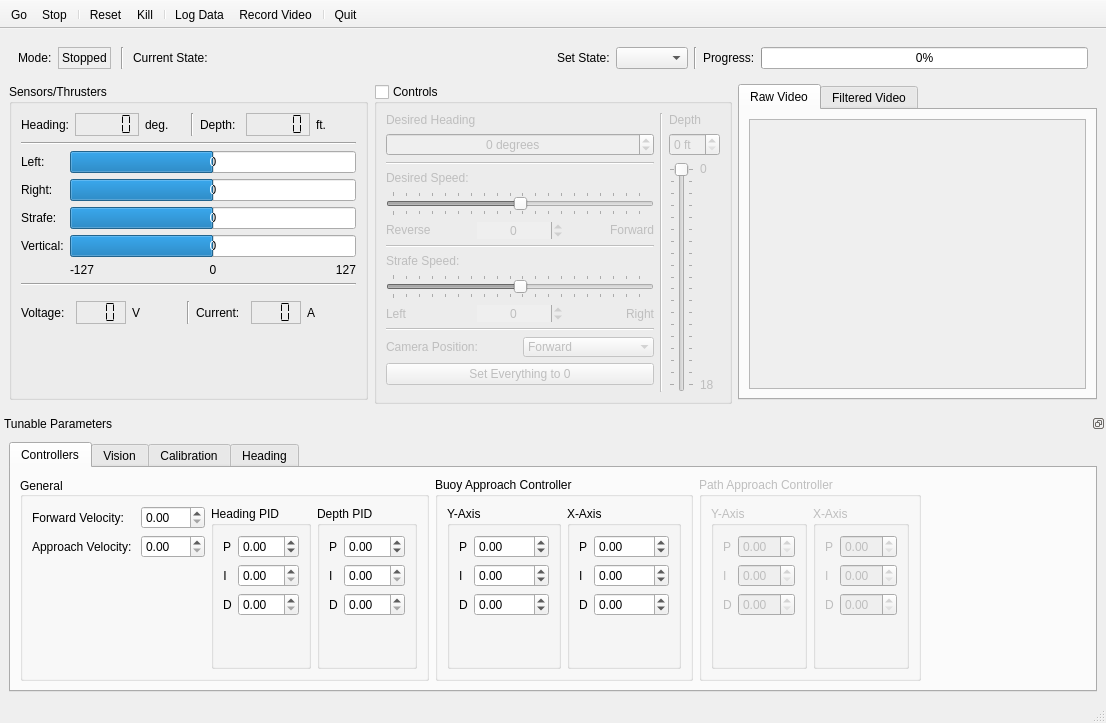
This is dashboard/dashboard.ui in mtboswell/mtboswell-auvc2 as Qt 5 draws it before an edit. The edited form follows.
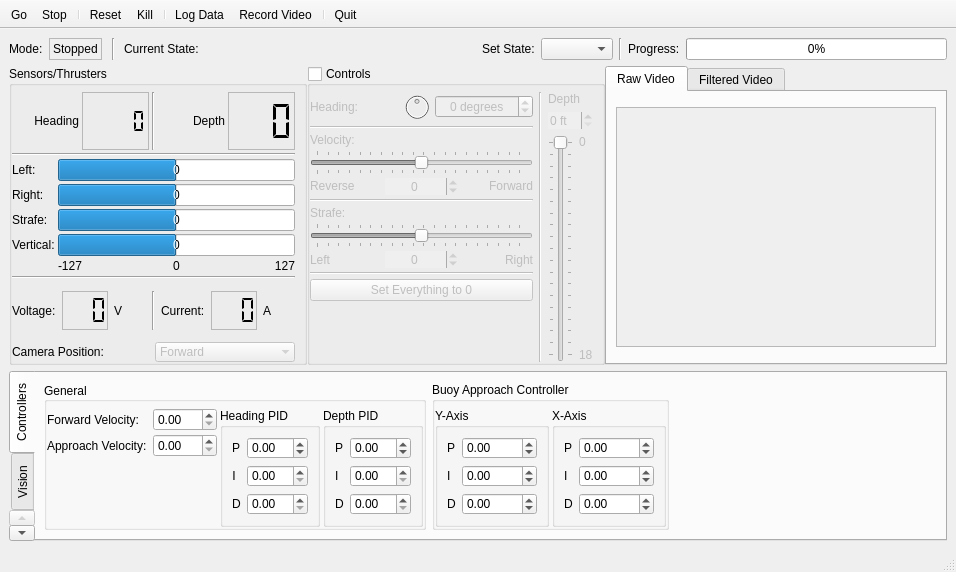
This is the edited form.

Diff of the .ui file:
```diff
--- a/dashboard/dashboard.ui
+++ b/dashboard/dashboard.ui
@@ -7,20 +7,26 @@
    <rect>
     <x>0</x>
     <y>0</y>
-    <width>1106</width>
-    <height>723</height>
+    <width>956</width>
+    <height>572</height>
    </rect>
   </property>
   <property name="sizePolicy">
-   <sizepolicy hsizetype="MinimumExpanding" vsizetype="Minimum">
+   <sizepolicy hsizetype="MinimumExpanding" vsizetype="MinimumExpanding">
     <horstretch>0</horstretch>
     <verstretch>0</verstretch>
    </sizepolicy>
   </property>
   <property name="minimumSize">
    <size>
-    <width>1024</width>
-    <height>600</height>
+    <width>0</width>
+    <height>0</height>
+   </size>
+  </property>
+  <property name="maximumSize">
+   <size>
+    <width>10000</width>
+    <height>10000</height>
    </size>
   </property>
   <property name="windowTitle">
@@ -37,6 +43,9 @@
     <item>
      <widget class="QWidget" name="widget" native="true">
       <layout class="QHBoxLayout" name="horizontalLayout_10">
+       <property name="margin">
+        <number>0</number>
+       </property>
        <item>
         <widget class="QLabel" name="label_17">
          <property name="text">
@@ -146,6 +155,9 @@
     </item>
     <item>
      <layout class="QHBoxLayout" name="controlsLayout">
+      <property name="spacing">
+       <number>0</number>
+      </property>
       <item>
        <widget class="QGroupBox" name="statusGroupBox">
         <property name="sizePolicy">
@@ -173,12 +185,30 @@
          <bool>false</bool>
         </property>
         <layout class="QVBoxLayout" name="verticalLayout_6">
+         <property name="spacing">
+          <number>3</number>
+         </property>
+         <property name="leftMargin">
+          <number>0</number>
+         </property>
+         <property name="topMargin">
+          <number>6</number>
+         </property>
+         <property name="bottomMargin">
+          <number>0</number>
+         </property>
          <item>
           <layout class="QHBoxLayout" name="horizontalLayout">
+           <property name="spacing">
+            <number>3</number>
+           </property>
            <item>
             <widget class="QLabel" name="headingLabel">
              <property name="text">
-              <string>Heading:</string>
+              <string>Heading</string>
+             </property>
+             <property name="alignment">
+              <set>Qt::AlignRight|Qt::AlignTrailing|Qt::AlignVCenter</set>
              </property>
             </widget>
            </item>
@@ -195,13 +225,6 @@
              </property>
             </widget>
            </item>
-           <item>
-            <widget class="QLabel" name="label_18">
-             <property name="text">
-              <string>deg.</string>
-             </property>
-            </widget>
-           </item>
            <item>
             <widget class="Line" name="line_3">
              <property name="orientation">
@@ -212,7 +235,10 @@
            <item>
             <widget class="QLabel" name="depthLabel">
              <property name="text">
-              <string>Depth:</string>
+              <string>Depth</string>
+             </property>
+             <property name="alignment">
+              <set>Qt::AlignRight|Qt::AlignTrailing|Qt::AlignVCenter</set>
              </property>
             </widget>
            </item>
@@ -227,6 +253,9 @@
              <property name="smallDecimalPoint">
               <bool>false</bool>
              </property>
+             <property name="numDigits">
+              <number>3</number>
+             </property>
              <property name="segmentStyle">
               <enum>QLCDNumber::Flat</enum>
              </property>
@@ -235,13 +264,6 @@
              </property>
             </widget>
            </item>
-           <item>
-            <widget class="QLabel" name="label_20">
-             <property name="text">
-              <string>ft.</string>
-             </property>
-            </widget>
-           </item>
           </layout>
          </item>
          <item>
@@ -256,6 +278,9 @@
            <property name="fieldGrowthPolicy">
             <enum>QFormLayout::AllNonFixedFieldsGrow</enum>
            </property>
+           <property name="horizontalSpacing">
+            <number>3</number>
+           </property>
            <item row="1" column="0">
             <widget class="QLabel" name="label_12">
              <property name="text">
@@ -486,17 +511,40 @@
           </widget>
          </item>
          <item>
-          <spacer name="verticalSpacer_2">
-           <property name="orientation">
-            <enum>Qt::Vertical</enum>
-           </property>
-           <property name="sizeHint" stdset="0">
-            <size>
-             <width>20</width>
-             <height>40</height>
-            </size>
-           </property>
-          </spacer>
+          <layout class="QHBoxLayout" name="horizontalLayout_7">
+           <item>
+            <widget class="QLabel" name="label_19">
+             <property name="text">
+              <string>Camera Position:</string>
+             </property>
+            </widget>
+           </item>
+           <item>
+            <widget class="QComboBox" name="cameraPosComboBox">
+             <property name="enabled">
+              <bool>false</bool>
+             </property>
+             <property name="frame">
+              <bool>false</bool>
+             </property>
+             <item>
+              <property name="text">
+               <string>Forward</string>
+              </property>
+             </item>
+             <item>
+              <property name="text">
+               <string>Up</string>
+              </property>
+             </item>
+             <item>
+              <property name="text">
+               <string>Down</string>
+              </property>
+             </item>
+            </widget>
+           </item>
+          </layout>
          </item>
         </layout>
        </widget>
@@ -507,7 +555,7 @@
          <bool>true</bool>
         </property>
         <property name="sizePolicy">
-         <sizepolicy hsizetype="Expanding" vsizetype="Expanding">
+         <sizepolicy hsizetype="Expanding" vsizetype="Minimum">
           <horstretch>0</horstretch>
           <verstretch>0</verstretch>
          </sizepolicy>
@@ -515,12 +563,15 @@
         <property name="minimumSize">
          <size>
           <width>0</width>
-          <height>320</height>
+          <height>0</height>
          </size>
         </property>
         <property name="title">
          <string>Controls</string>
         </property>
+        <property name="flat">
+         <bool>false</bool>
+        </property>
         <property name="checkable">
          <bool>true</bool>
         </property>
@@ -528,6 +579,15 @@
          <bool>false</bool>
         </property>
         <layout class="QGridLayout" name="gridLayout">
+         <property name="leftMargin">
+          <number>0</number>
+         </property>
+         <property name="topMargin">
+          <number>6</number>
+         </property>
+         <property name="bottomMargin">
+          <number>0</number>
+         </property>
          <item row="0" column="2">
           <layout class="QVBoxLayout" name="desiredDepthVerticalLayout">
            <item>
@@ -539,6 +599,9 @@
            </item>
            <item>
             <widget class="QSpinBox" name="desiredDepthSpinBox">
+             <property name="frame">
+              <bool>false</bool>
+             </property>
              <property name="suffix">
               <string> ft</string>
              </property>
@@ -604,6 +667,11 @@
          </item>
          <item row="0" column="0">
           <layout class="QVBoxLayout" name="desiredHeadingSpeedVerticalLayout">
+           <property name="spacing">
+            <number>3</number>
+           </property>
+           <item>
+            <layout class="QHBoxLayout" name="horizontalLayout_17">
            <item>
             <widget class="QLabel" name="desiredHeadingLabel">
              <property name="sizePolicy">
@@ -613,7 +681,26 @@
               </sizepolicy>
              </property>
              <property name="text">
-              <string>Desired Heading</string>
+                <string>Heading:</string>
+               </property>
+              </widget>
+             </item>
+             <item>
+              <widget class="QDial" name="dial">
+               <property name="maximumSize">
+                <size>
+                 <width>30</width>
+                 <height>30</height>
+                </size>
+               </property>
+               <property name="minimum">
+                <number>-180</number>
+               </property>
+               <property name="maximum">
+                <number>180</number>
+               </property>
+               <property name="singleStep">
+                <number>5</number>
              </property>
             </widget>
            </item>
@@ -634,13 +721,27 @@
              <property name="suffix">
               <string> degrees</string>
              </property>
+               <property name="minimum">
+                <number>-180</number>
+               </property>
              <property name="maximum">
-              <number>359</number>
-             </property>
-            </widget>
+                <number>180</number>
+               </property>
+               <property name="singleStep">
+                <number>5</number>
+               </property>
+              </widget>
+             </item>
+            </layout>
            </item>
            <item>
             <widget class="Line" name="line_6">
+             <property name="minimumSize">
+              <size>
+               <width>0</width>
+               <height>5</height>
+              </size>
+             </property>
              <property name="orientation">
               <enum>Qt::Horizontal</enum>
              </property>
@@ -655,7 +756,7 @@
               </sizepolicy>
              </property>
              <property name="text">
-              <string>Desired Speed:</string>
+              <string>Velocity:</string>
              </property>
             </widget>
            </item>
@@ -741,6 +842,12 @@
            </item>
            <item>
             <widget class="Line" name="line_7">
+             <property name="minimumSize">
+              <size>
+               <width>0</width>
+               <height>5</height>
+              </size>
+             </property>
              <property name="orientation">
               <enum>Qt::Horizontal</enum>
              </property>
@@ -748,8 +855,14 @@
            </item>
            <item>
             <widget class="QLabel" name="label_28">
+             <property name="sizePolicy">
+              <sizepolicy hsizetype="Preferred" vsizetype="Fixed">
+               <horstretch>0</horstretch>
+               <verstretch>0</verstretch>
+              </sizepolicy>
+             </property>
              <property name="text">
-              <string>Strafe Speed:</string>
+              <string>Strafe:</string>
              </property>
             </widget>
            </item>
@@ -774,8 +887,17 @@
            </item>
            <item>
             <layout class="QHBoxLayout" name="horizontalLayout_14">
+             <property name="spacing">
+              <number>3</number>
+             </property>
              <item>
               <widget class="QLabel" name="label_30">
+               <property name="maximumSize">
+                <size>
+                 <width>16777215</width>
+                 <height>20</height>
+                </size>
+               </property>
                <property name="text">
                 <string>Left</string>
                </property>
@@ -799,6 +921,12 @@
              </item>
              <item>
               <widget class="QLabel" name="label_29">
+               <property name="maximumSize">
+                <size>
+                 <width>16777215</width>
+                 <height>20</height>
+                </size>
+               </property>
                <property name="text">
                 <string>Right</string>
                </property>
@@ -811,47 +939,17 @@
            </item>
            <item>
             <widget class="Line" name="line_8">
+             <property name="minimumSize">
+              <size>
+               <width>0</width>
+               <height>5</height>
+              </size>
+             </property>
              <property name="orientation">
               <enum>Qt::Horizontal</enum>
              </property>
             </widget>
            </item>
-           <item>
-            <layout class="QHBoxLayout" name="horizontalLayout_7">
-             <item>
-              <widget class="QLabel" name="label_19">
-               <property name="text">
-                <string>Camera Position:</string>
-               </property>
-              </widget>
-             </item>
-             <item>
-              <widget class="QComboBox" name="cameraPosComboBox">
-               <property name="enabled">
-                <bool>false</bool>
-               </property>
-               <property name="frame">
-                <bool>false</bool>
-               </property>
-               <item>
-                <property name="text">
-                 <string>Forward</string>
-                </property>
-               </item>
-               <item>
-                <property name="text">
-                 <string>Up</string>
-                </property>
-               </item>
-               <item>
-                <property name="text">
-                 <string>Down</string>
-                </property>
-               </item>
-              </widget>
-             </item>
-            </layout>
-           </item>
            <item>
             <widget class="QPushButton" name="setAllZeroButton">
              <property name="text">
@@ -886,15 +984,54 @@
       </item>
       <item>
        <widget class="QTabWidget" name="tabWidget">
+        <property name="sizePolicy">
+         <sizepolicy hsizetype="Minimum" vsizetype="Minimum">
+          <horstretch>0</horstretch>
+          <verstretch>0</verstretch>
+         </sizepolicy>
+        </property>
         <property name="minimumSize">
          <size>
           <width>0</width>
-          <height>290</height>
+          <height>0</height>
          </size>
         </property>
+        <property name="maximumSize">
+         <size>
+          <width>350</width>
+          <height>300</height>
+         </size>
+        </property>
+        <property name="sizeIncrement">
+         <size>
+          <width>320</width>
+          <height>240</height>
+         </size>
+        </property>
+        <property name="tabPosition">
+         <enum>QTabWidget::North</enum>
+        </property>
         <property name="currentIndex">
          <number>0</number>
         </property>
+        <property name="iconSize">
+         <size>
+          <width>0</width>
+          <height>0</height>
+         </size>
+        </property>
+        <property name="elideMode">
+         <enum>Qt::ElideNone</enum>
+        </property>
+        <property name="usesScrollButtons">
+         <bool>false</bool>
+        </property>
+        <property name="documentMode">
+         <bool>false</bool>
+        </property>
+        <property name="movable">
+         <bool>false</bool>
+        </property>
         <widget class="QWidget" name="videoTab">
          <attribute name="title">
           <string>Raw Video</string>
@@ -903,7 +1040,7 @@
           <item>
            <widget class="QLabel" name="videoLabel">
             <property name="sizePolicy">
-             <sizepolicy hsizetype="MinimumExpanding" vsizetype="MinimumExpanding">
+             <sizepolicy hsizetype="Fixed" vsizetype="Fixed">
               <horstretch>0</horstretch>
               <verstretch>0</verstretch>
              </sizepolicy>
@@ -916,8 +1053,14 @@
             </property>
             <property name="maximumSize">
              <size>
-              <width>640</width>
-              <height>480</height>
+              <width>320</width>
+              <height>240</height>
+             </size>
+            </property>
+            <property name="sizeIncrement">
+             <size>
+              <width>0</width>
+              <height>0</height>
              </size>
             </property>
             <property name="toolTip">
@@ -987,86 +1130,32 @@
       </item>
      </layout>
     </item>
-   </layout>
-  </widget>
-  <widget class="QStatusBar" name="statusbar"/>
-  <widget class="QToolBar" name="toolBar">
-   <property name="windowTitle">
-    <string>toolBar</string>
-   </property>
-   <property name="movable">
-    <bool>false</bool>
-   </property>
-   <property name="floatable">
-    <bool>false</bool>
-   </property>
-   <attribute name="toolBarArea">
-    <enum>TopToolBarArea</enum>
-   </attribute>
-   <attribute name="toolBarBreak">
-    <bool>false</bool>
-   </attribute>
-   <addaction name="actionGo"/>
-   <addaction name="actionStop"/>
-   <addaction name="separator"/>
-   <addaction name="actionReset"/>
-   <addaction name="actionKill"/>
-   <addaction name="separator"/>
-   <addaction name="actionLogData"/>
-   <addaction name="actionRecord_Video"/>
-   <addaction name="separator"/>
-   <addaction name="actionQuit"/>
-  </widget>
-  <widget class="QDockWidget" name="settingsDockWidget">
-   <property name="sizePolicy">
-    <sizepolicy hsizetype="Minimum" vsizetype="Minimum">
-     <horstretch>0</horstretch>
-     <verstretch>0</verstretch>
-    </sizepolicy>
-   </property>
-   <property name="minimumSize">
-    <size>
-     <width>1041</width>
-     <height>287</height>
-    </size>
-   </property>
-   <property name="maximumSize">
-    <size>
-     <width>524287</width>
-     <height>287</height>
-    </size>
-   </property>
-   <property name="autoFillBackground">
-    <bool>false</bool>
-   </property>
-   <property name="features">
-    <set>QDockWidget::DockWidgetFloatable|QDockWidget::DockWidgetMovable</set>
-   </property>
-   <property name="allowedAreas">
-    <set>Qt::BottomDockWidgetArea|Qt::TopDockWidgetArea</set>
-   </property>
-   <property name="windowTitle">
-    <string>Tunable Parameters</string>
-   </property>
-   <attribute name="dockWidgetArea">
-    <number>8</number>
-   </attribute>
-   <widget class="QWidget" name="dockWidgetContents_3">
-    <layout class="QHBoxLayout" name="horizontalLayout_11">
      <item>
       <widget class="QTabWidget" name="tabContainer">
        <property name="sizePolicy">
-        <sizepolicy hsizetype="Expanding" vsizetype="Minimum">
+       <sizepolicy hsizetype="Minimum" vsizetype="Minimum">
          <horstretch>0</horstretch>
          <verstretch>0</verstretch>
         </sizepolicy>
        </property>
+      <property name="maximumSize">
+       <size>
+        <width>10000</width>
+        <height>170</height>
+       </size>
+      </property>
        <property name="tabPosition">
-        <enum>QTabWidget::North</enum>
+       <enum>QTabWidget::West</enum>
+      </property>
+      <property name="tabShape">
+       <enum>QTabWidget::Rounded</enum>
        </property>
        <property name="currentIndex">
         <number>0</number>
        </property>
+      <property name="usesScrollButtons">
+       <bool>true</bool>
+      </property>
        <widget class="QWidget" name="controllersTab">
         <attribute name="title">
          <string>Controllers</string>
@@ -1081,6 +1170,21 @@
             <set>Qt::AlignLeading|Qt::AlignLeft|Qt::AlignVCenter</set>
            </property>
            <layout class="QHBoxLayout" name="horizontalLayout_15">
+           <property name="spacing">
+            <number>3</number>
+           </property>
+           <property name="leftMargin">
+            <number>0</number>
+           </property>
+           <property name="topMargin">
+            <number>6</number>
+           </property>
+           <property name="rightMargin">
+            <number>0</number>
+           </property>
+           <property name="bottomMargin">
+            <number>0</number>
+           </property>
             <item>
              <layout class="QFormLayout" name="formLayout_7">
               <item row="1" column="0">
@@ -1281,6 +1385,21 @@
             <string>Buoy Approach Controller</string>
            </property>
            <layout class="QHBoxLayout" name="horizontalLayout_8">
+           <property name="spacing">
+            <number>3</number>
+           </property>
+           <property name="leftMargin">
+            <number>0</number>
+           </property>
+           <property name="topMargin">
+            <number>6</number>
+           </property>
+           <property name="rightMargin">
+            <number>0</number>
+           </property>
+           <property name="bottomMargin">
+            <number>0</number>
+           </property>
             <item>
              <widget class="QGroupBox" name="groupBox_4">
               <property name="title">
@@ -1425,123 +1544,6 @@
            </layout>
           </widget>
          </item>
-         <item>
-          <widget class="QGroupBox" name="groupBox_9">
-           <property name="enabled">
-            <bool>false</bool>
-           </property>
-           <property name="title">
-            <string>Path Approach Controller</string>
-           </property>
-           <layout class="QHBoxLayout" name="horizontalLayout_3">
-            <item>
-             <widget class="QGroupBox" name="groupBox_10">
-              <property name="title">
-               <string>Y-Axis</string>
-              </property>
-              <layout class="QFormLayout" name="formLayout_8">
-               <item row="0" column="0">
-                <widget class="QLabel" name="depthPGainLabel_3">
-                 <property name="text">
-                  <string>P</string>
-                 </property>
-                </widget>
-               </item>
-               <item row="1" column="0">
-                <widget class="QLabel" name="depthIGainLabel_3">
-                 <property name="text">
-                  <string>I</string>
-                 </property>
-                </widget>
-               </item>
-               <item row="2" column="0">
-                <widget class="QLabel" name="depthDGainLabel_3">
-                 <property name="text">
-                  <string>D</string>
-                 </property>
-                </widget>
-               </item>
-               <item row="0" column="1">
-                <widget class="QDoubleSpinBox" name="pathYPGainSpinBox">
-                 <property name="singleStep">
-                  <double>0.010000000000000</double>
-                 </property>
-                </widget>
-               </item>
-               <item row="1" column="1">
-                <widget class="QDoubleSpinBox" name="pathYIGainSpinBox">
-                 <property name="singleStep">
-                  <double>0.010000000000000</double>
-                 </property>
-                </widget>
-               </item>
-               <item row="2" column="1">
-                <widget class="QDoubleSpinBox" name="pathYDGainSpinBox">
-                 <property name="singleStep">
-                  <double>0.010000000000000</double>
-                 </property>
-                </widget>
-               </item>
-              </layout>
-             </widget>
-            </item>
-            <item>
-             <widget class="QGroupBox" name="groupBox_11">
-              <property name="title">
-               <string>X-Axis</string>
-              </property>
-              <layout class="QFormLayout" name="formLayout_9">
-               <property name="fieldGrowthPolicy">
-                <enum>QFormLayout::AllNonFixedFieldsGrow</enum>
-               </property>
-               <item row="0" column="0">
-                <widget class="QLabel" name="headingPGainLabel_3">
-                 <property name="text">
-                  <string>P</string>
-                 </property>
-                </widget>
-               </item>
-               <item row="0" column="1">
-                <widget class="QDoubleSpinBox" name="pathHeadingPGainSpinBox">
-                 <property name="singleStep">
-                  <double>0.010000000000000</double>
-                 </property>
-                </widget>
-               </item>
-               <item row="1" column="0">
-                <widget class="QLabel" name="headingIGainLabel_3">
-                 <property name="text">
-                  <string>I</string>
-                 </property>
-                </widget>
-               </item>
-               <item row="1" column="1">
-                <widget class="QDoubleSpinBox" name="pathHeadingIGainSpinBox">
-                 <property name="singleStep">
-                  <double>0.010000000000000</double>
-                 </property>
-                </widget>
-               </item>
-               <item row="2" column="0">
-                <widget class="QLabel" name="headingDGainLabel_3">
-                 <property name="text">
-                  <string>D</string>
-                 </property>
-                </widget>
-               </item>
-               <item row="2" column="1">
-                <widget class="QDoubleSpinBox" name="pathHeadingDGainSpinBox">
-                 <property name="singleStep">
-                  <double>0.010000000000000</double>
-                 </property>
-                </widget>
-               </item>
-              </layout>
-             </widget>
-            </item>
-           </layout>
-          </widget>
-         </item>
          <item>
           <spacer name="horizontalSpacer_2">
            <property name="orientation">
@@ -1948,12 +1950,199 @@
            </property>
           </widget>
          </item>
-        </layout>
-       </widget>
-      </widget>
-     </item>
-    </layout>
-   </widget>
+        <item>
+         <spacer name="horizontalSpacer_6">
+          <property name="orientation">
+           <enum>Qt::Horizontal</enum>
+          </property>
+          <property name="sizeHint" stdset="0">
+           <size>
+            <width>40</width>
+            <height>20</height>
+           </size>
+          </property>
+         </spacer>
+        </item>
+       </layout>
+      </widget>
+      <widget class="QWidget" name="tab_2">
+       <attribute name="title">
+        <string>Historic Features</string>
+       </attribute>
+       <layout class="QHBoxLayout" name="horizontalLayout_16">
+        <item>
+         <widget class="QGroupBox" name="groupBox_9">
+          <property name="enabled">
+           <bool>false</bool>
+          </property>
+          <property name="title">
+           <string>Path Approach Controller</string>
+          </property>
+          <layout class="QHBoxLayout" name="horizontalLayout_3">
+           <item>
+            <widget class="QGroupBox" name="groupBox_10">
+             <property name="title">
+              <string>Y-Axis</string>
+             </property>
+             <layout class="QFormLayout" name="formLayout_8">
+              <item row="0" column="0">
+               <widget class="QLabel" name="depthPGainLabel_3">
+                <property name="text">
+                 <string>P</string>
+                </property>
+               </widget>
+              </item>
+              <item row="1" column="0">
+               <widget class="QLabel" name="depthIGainLabel_3">
+                <property name="text">
+                 <string>I</string>
+                </property>
+               </widget>
+              </item>
+              <item row="2" column="0">
+               <widget class="QLabel" name="depthDGainLabel_3">
+                <property name="text">
+                 <string>D</string>
+                </property>
+               </widget>
+              </item>
+              <item row="0" column="1">
+               <widget class="QDoubleSpinBox" name="pathYPGainSpinBox">
+                <property name="singleStep">
+                 <double>0.010000000000000</double>
+                </property>
+               </widget>
+              </item>
+              <item row="1" column="1">
+               <widget class="QDoubleSpinBox" name="pathYIGainSpinBox">
+                <property name="singleStep">
+                 <double>0.010000000000000</double>
+                </property>
+               </widget>
+              </item>
+              <item row="2" column="1">
+               <widget class="QDoubleSpinBox" name="pathYDGainSpinBox">
+                <property name="singleStep">
+                 <double>0.010000000000000</double>
+                </property>
+               </widget>
+              </item>
+             </layout>
+            </widget>
+           </item>
+           <item>
+            <widget class="QGroupBox" name="groupBox_11">
+             <property name="title">
+              <string>X-Axis</string>
+             </property>
+             <layout class="QFormLayout" name="formLayout_9">
+              <property name="fieldGrowthPolicy">
+               <enum>QFormLayout::AllNonFixedFieldsGrow</enum>
+              </property>
+              <item row="0" column="0">
+               <widget class="QLabel" name="headingPGainLabel_3">
+                <property name="text">
+                 <string>P</string>
+                </property>
+               </widget>
+              </item>
+              <item row="0" column="1">
+               <widget class="QDoubleSpinBox" name="pathHeadingPGainSpinBox">
+                <property name="singleStep">
+                 <double>0.010000000000000</double>
+                </property>
+               </widget>
+              </item>
+              <item row="1" column="0">
+               <widget class="QLabel" name="headingIGainLabel_3">
+                <property name="text">
+                 <string>I</string>
+                </property>
+               </widget>
+              </item>
+              <item row="1" column="1">
+               <widget class="QDoubleSpinBox" name="pathHeadingIGainSpinBox">
+                <property name="singleStep">
+                 <double>0.010000000000000</double>
+                </property>
+               </widget>
+              </item>
+              <item row="2" column="0">
+               <widget class="QLabel" name="headingDGainLabel_3">
+                <property name="text">
+                 <string>D</string>
+                </property>
+               </widget>
+              </item>
+              <item row="2" column="1">
+               <widget class="QDoubleSpinBox" name="pathHeadingDGainSpinBox">
+                <property name="singleStep">
+                 <double>0.010000000000000</double>
+                </property>
+               </widget>
+              </item>
+             </layout>
+            </widget>
+           </item>
+          </layout>
+         </widget>
+        </item>
+        <item>
+         <widget class="QPushButton" name="pushButton">
+          <property name="enabled">
+           <bool>false</bool>
+          </property>
+          <property name="text">
+           <string>Re-White-Balance</string>
+          </property>
+         </widget>
+        </item>
+        <item>
+         <spacer name="horizontalSpacer_5">
+          <property name="orientation">
+           <enum>Qt::Horizontal</enum>
+          </property>
+          <property name="sizeHint" stdset="0">
+           <size>
+            <width>40</width>
+            <height>20</height>
+           </size>
+          </property>
+         </spacer>
+        </item>
+       </layout>
+      </widget>
+     </widget>
+    </item>
+   </layout>
+  </widget>
+  <widget class="QStatusBar" name="statusbar"/>
+  <widget class="QToolBar" name="toolBar">
+   <property name="windowTitle">
+    <string>toolBar</string>
+   </property>
+   <property name="movable">
+    <bool>false</bool>
+   </property>
+   <property name="floatable">
+    <bool>false</bool>
+   </property>
+   <attribute name="toolBarArea">
+    <enum>TopToolBarArea</enum>
+   </attribute>
+   <attribute name="toolBarBreak">
+    <bool>false</bool>
+   </attribute>
+   <addaction name="actionGo"/>
+   <addaction name="actionStop"/>
+   <addaction name="separator"/>
+   <addaction name="actionReset"/>
+   <addaction name="actionKill"/>
+   <addaction name="separator"/>
+   <addaction name="actionLogData"/>
+   <addaction name="actionRecord_Video"/>
+   <addaction name="separator"/>
+   <addaction name="actionQuit"/>
   </widget>
   <action name="actionQuit">
    <property name="checkable">
```
Left out of the diff: 161 changed lines with no effect on the pictures. Lines whose indentation alone changed are shown as unchanged.
